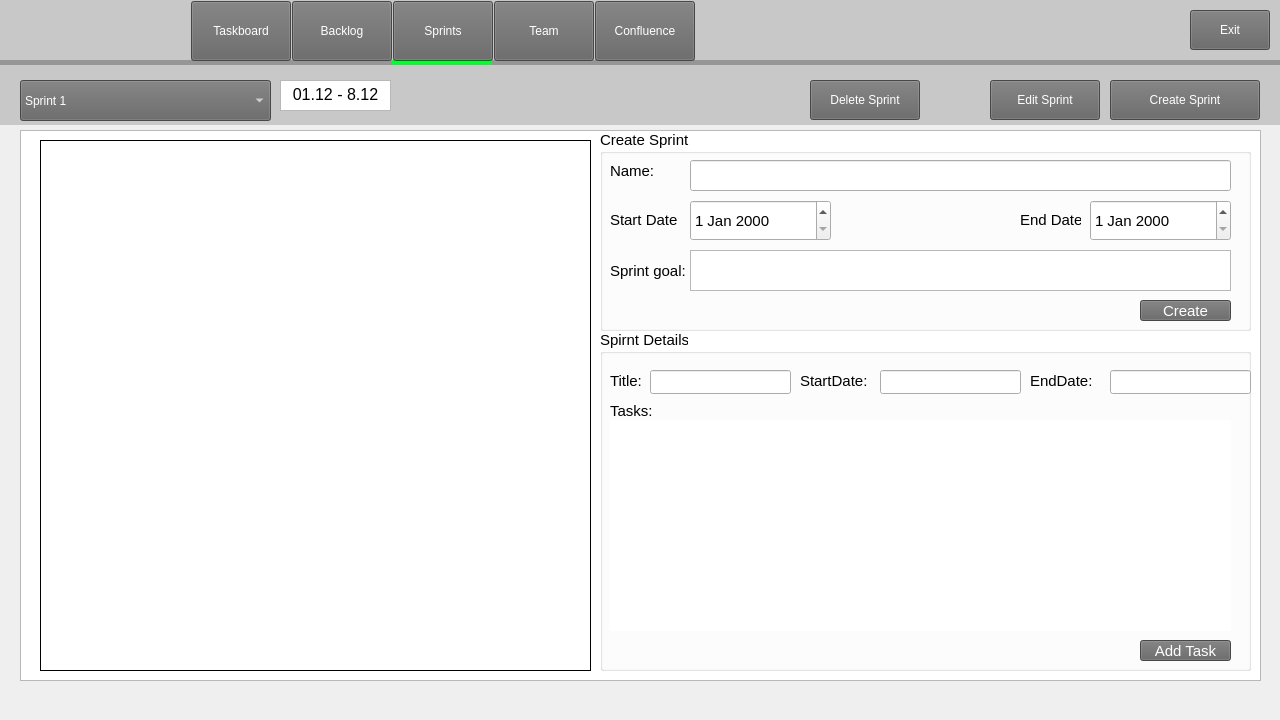
muazzamaqeel/Software-Project-CTS-5, file code/Staging_Environment/Recovered/Staging_Environment_Recorverd/parentboard.ui: the form before one commit.
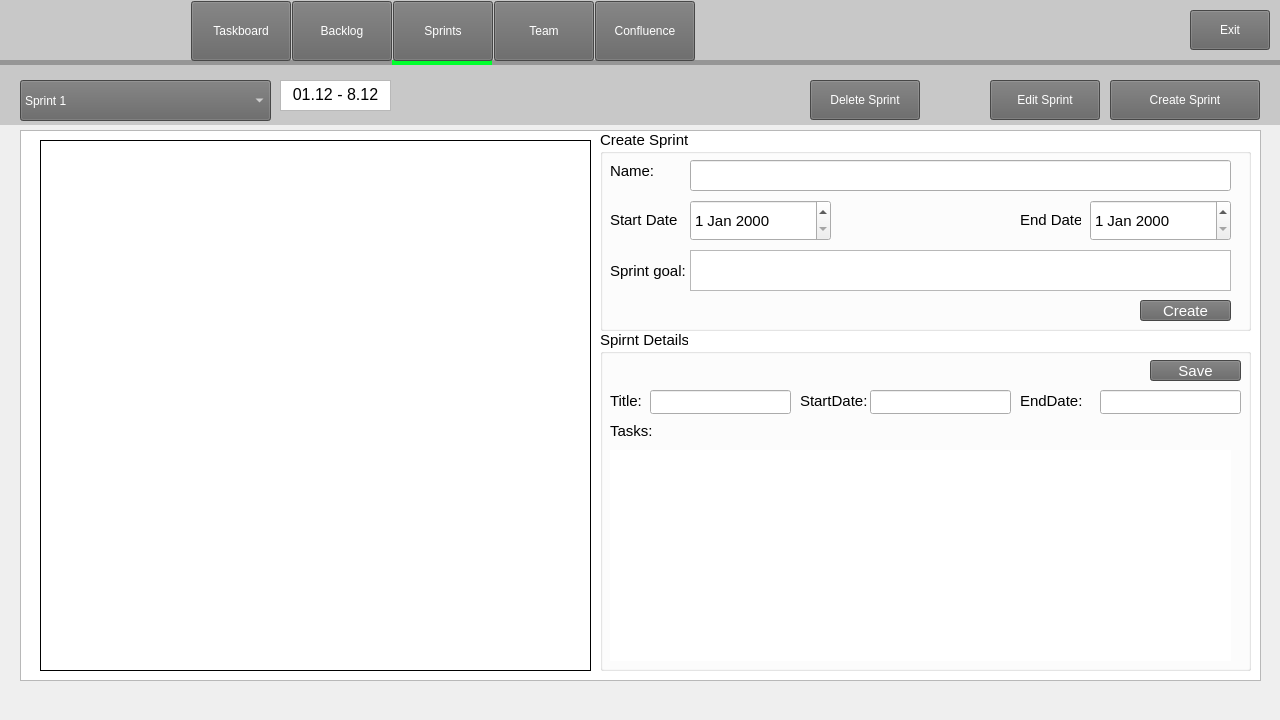
The form after the commit. The open tabs and pages were chosen to show the change. Icons and pictures are not drawn.

Diff of the .ui file:
```diff
--- a/code/Staging_Environment/Recovered/Staging_Environment_Recorverd/parentboard.ui
+++ b/code/Staging_Environment/Recovered/Staging_Environment_Recorverd/parentboard.ui
@@ -2106,7 +2106,7 @@
       <property name="geometry">
        <rect>
         <x>10</x>
-        <y>40</y>
+        <y>60</y>
         <width>81</width>
         <height>21</height>
        </rect>
@@ -2119,7 +2119,7 @@
       <property name="geometry">
        <rect>
         <x>50</x>
-        <y>40</y>
+        <y>60</y>
         <width>141</width>
         <height>24</height>
        </rect>
@@ -2129,7 +2129,7 @@
       <property name="geometry">
        <rect>
         <x>200</x>
-        <y>40</y>
+        <y>60</y>
         <width>81</width>
         <height>21</height>
        </rect>
@@ -2141,8 +2141,8 @@
      <widget class="QLineEdit" name="Edit_Sprint_StartDate">
       <property name="geometry">
        <rect>
-        <x>280</x>
-        <y>40</y>
+        <x>270</x>
+        <y>60</y>
         <width>141</width>
         <height>24</height>
        </rect>
@@ -2151,8 +2151,8 @@
      <widget class="QLabel" name="Label_Sprint_EndDate">
       <property name="geometry">
        <rect>
-        <x>430</x>
-        <y>40</y>
+        <x>420</x>
+        <y>60</y>
         <width>81</width>
         <height>21</height>
        </rect>
@@ -2164,8 +2164,8 @@
      <widget class="QLineEdit" name="Edit_Sprint_EndDate">
       <property name="geometry">
        <rect>
-        <x>510</x>
-        <y>40</y>
+        <x>500</x>
+        <y>60</y>
         <width>141</width>
         <height>24</height>
        </rect>
@@ -2175,7 +2175,7 @@
       <property name="geometry">
        <rect>
         <x>10</x>
-        <y>70</y>
+        <y>90</y>
         <width>71</width>
         <height>21</height>
        </rect>
@@ -2188,7 +2188,7 @@
       <property name="geometry">
        <rect>
         <x>10</x>
-        <y>90</y>
+        <y>120</y>
         <width>621</width>
         <height>211</height>
        </rect>
@@ -2255,8 +2255,8 @@
      <widget class="QPushButton" name="sprint_createtask_button">
       <property name="geometry">
        <rect>
-        <x>540</x>
-        <y>310</y>
+        <x>550</x>
+        <y>30</y>
         <width>91</width>
         <height>21</height>
        </rect>
@@ -2292,7 +2292,7 @@
 }</string>
       </property>
       <property name="text">
-       <string>Add Task</string>
+       <string>Save</string>
       </property>
      </widget>
     </widget>
```
Left out of the diff: 4 changed lines with no effect on the pictures.
